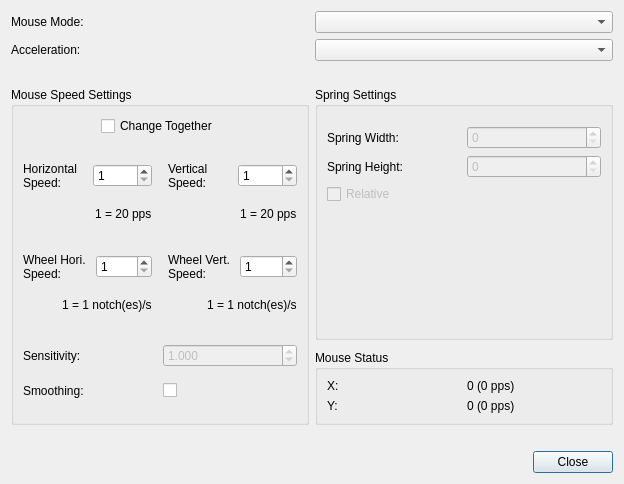
This is src/mousesettingsdialog.ui in AntiMicroX/antimicrox as Qt 5 draws it before an edit. The edited form follows.
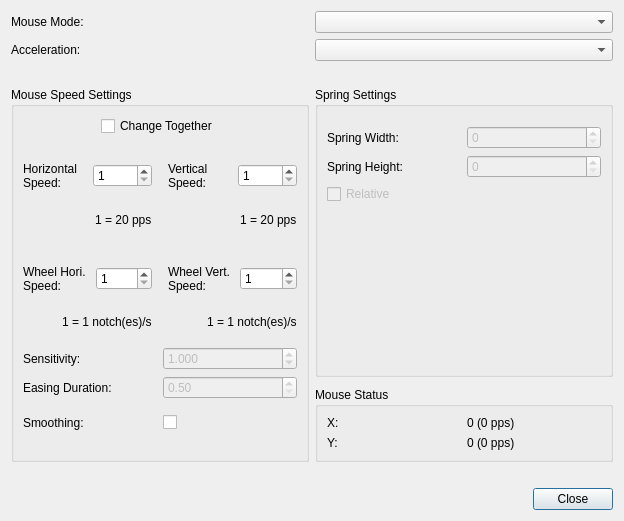
This is the edited form.

Commit message: Add easing duration as a configurable setting. Minor refactors for stick and dpad buttons.

Diff of the .ui file:
```diff
--- a/src/mousesettingsdialog.ui
+++ b/src/mousesettingsdialog.ui
@@ -10,7 +10,7 @@
     <x>0</x>
     <y>0</y>
     <width>624</width>
-    <height>484</height>
+    <height>521</height>
    </rect>
   </property>
   <property name="windowTitle">
@@ -153,9 +153,6 @@
         <string>Mouse Speed Settings</string>
        </property>
        <layout class="QVBoxLayout" name="verticalLayout_8">
-        <property name="bottomMargin">
-         <number>4</number>
-        </property>
         <item alignment="Qt::AlignHCenter">
          <widget class="QCheckBox" name="changeMouseSpeedsTogetherCheckBox">
           <property name="enabled">
@@ -379,10 +376,7 @@
          </layout>
         </item>
         <item>
-         <layout class="QHBoxLayout" name="horizontalLayout_3">
-          <property name="topMargin">
-           <number>20</number>
-          </property>
+         <layout class="QHBoxLayout" name="horizontalLayout_16">
           <item>
            <widget class="QLabel" name="label_6">
             <property name="text">
@@ -417,6 +411,42 @@
           </item>
          </layout>
         </item>
+        <item>
+         <layout class="QHBoxLayout" name="horizontalLayout_3">
+          <item>
+           <widget class="QLabel" name="label_10">
+            <property name="text">
+             <string>Easing Duration:</string>
+            </property>
+            <property name="buddy">
+             <cstring>sensitivityDoubleSpinBox</cstring>
+            </property>
+           </widget>
+          </item>
+          <item>
+           <widget class="QDoubleSpinBox" name="easingDoubleSpinBox">
+            <property name="enabled">
+             <bool>false</bool>
+            </property>
+            <property name="decimals">
+             <number>2</number>
+            </property>
+            <property name="minimum">
+             <double>0.500000000000000</double>
+            </property>
+            <property name="maximum">
+             <double>2.000000000000000</double>
+            </property>
+            <property name="singleStep">
+             <double>0.100000000000000</double>
+            </property>
+            <property name="value">
+             <double>0.500000000000000</double>
+            </property>
+           </widget>
+          </item>
+         </layout>
+        </item>
         <item>
          <layout class="QHBoxLayout" name="horizontalLayout_8">
           <property name="topMargin">
```
The commit also changes 14 other files.
